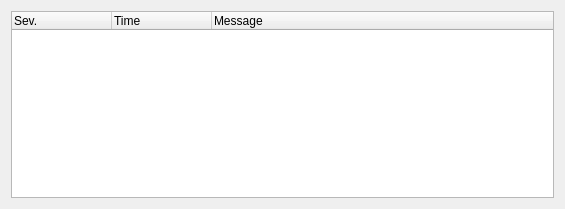
First picture: the form in src/gui/treelogbase.ui, repository KDE/partitionmanager, before the edit.
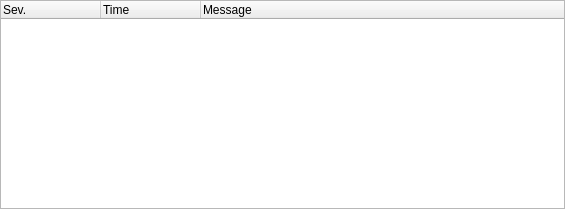
Second picture: the form after the edit.

Commit message:
Fix double margins and set margins to zero for the panel layouts where it makes sense. Spotted and original patch provided by Aurélien Gâteau <agateau@kde.org>. Thanks!
CCMAIL:agateau@kde.org

```diff
--- a/src/gui/treelogbase.ui
+++ b/src/gui/treelogbase.ui
@@ -11,6 +11,9 @@
    </rect>
   </property>
   <layout class="QVBoxLayout" name="verticalLayout">
+   <property name="margin">
+    <number>0</number>
+   </property>
    <item>
     <widget class="QTreeWidget" name="m_TreeLog">
      <property name="contextMenuPolicy">
```
Left out of the diff: 3 changed lines with no effect on the pictures. The commit also changes 9 other files.
